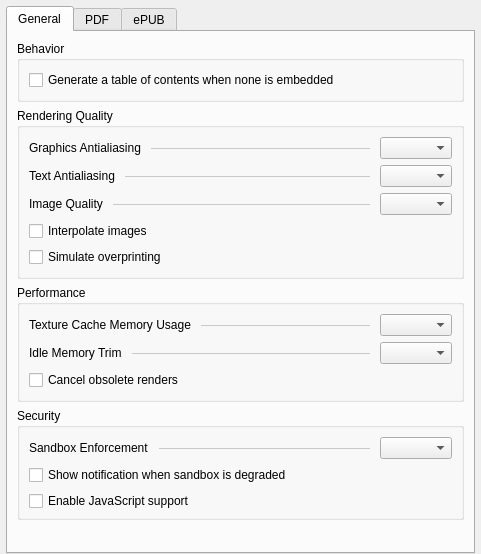
This is src/generator/config/settingswidget.ui in l4rzy/okular-mupdf-ng as Qt 5 draws it before an edit. The edited form follows.
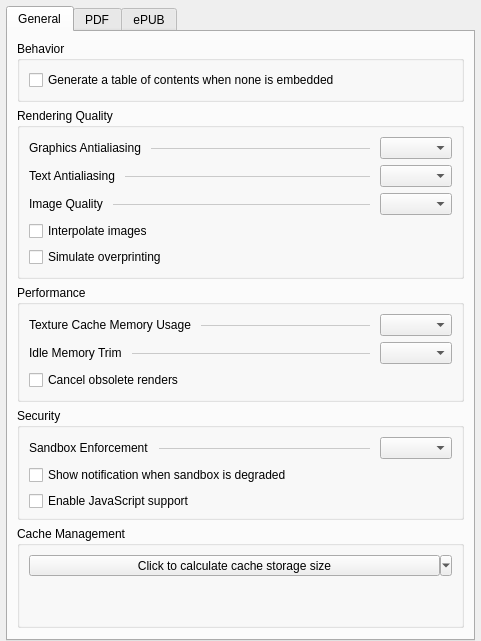
This is the edited form. Custom widgets are drawn as their Qt base class.

Commit message: generator: add config option for vacuuming caches manually

```diff
--- a/src/generator/config/settingswidget.ui
+++ b/src/generator/config/settingswidget.ui
@@ -341,6 +341,45 @@
          </layout>
         </widget>
        </item>
+       <item>
+        <widget class="QGroupBox" name="cacheManagementGroupBox">
+         <property name="title">
+          <string>Cache Management</string>
+         </property>
+         <layout class="QVBoxLayout" name="cacheManagementLayout">
+          <item>
+           <widget class="QToolButton" name="cacheStorageButton">
+            <property name="sizePolicy">
+             <sizepolicy hsizetype="Expanding" vsizetype="Fixed">
+              <horstretch>0</horstretch>
+              <verstretch>0</verstretch>
+             </sizepolicy>
+            </property>
+            <property name="text">
+             <string>Click to calculate cache storage size</string>
+            </property>
+            <property name="popupMode">
+             <enum>QToolButton::MenuButtonPopup</enum>
+            </property>
+           </widget>
+          </item>
+          <item>
+           <widget class="QLabel" name="cacheRetentionLabel">
+            <property name="wordWrap">
+             <bool>true</bool>
+            </property>
+           </widget>
+          </item>
+          <item>
+           <widget class="QLabel" name="cacheResultLabel">
+            <property name="wordWrap">
+             <bool>true</bool>
+            </property>
+           </widget>
+          </item>
+         </layout>
+        </widget>
+       </item>
        <item>
         <spacer name="generalVerticalSpacer">
          <property name="orientation">
```
The commit also changes 7 other files.
